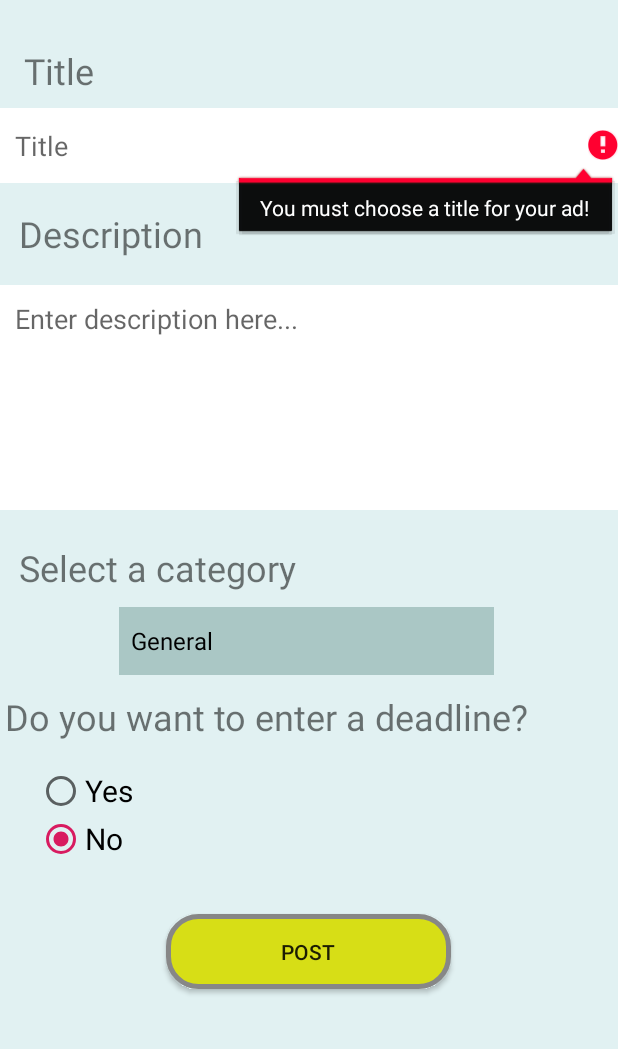
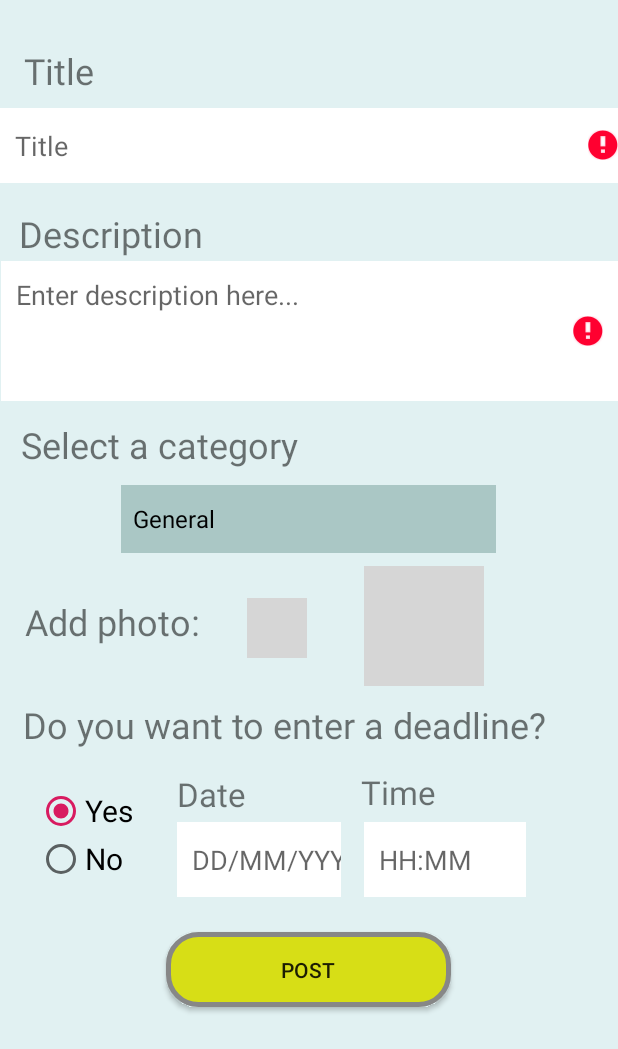
Before and after one commit to diegolimaf/toolsApp, an Android app: the postTool screen opened directly, with no data from a screen before it, after a tap on "POST", on a phone screen of 412 x 824 dp, the part 187-1236 px from its top. Run offline under Robolectric (Android 15) with nearby library versions, the phone set to English and light mode, and no system bars; Roboto replaces fonts that are not available here; 3 other taps on this screen came first; grey boxes are pictures that could not be loaded.

Commit message:
message screen.

```diff
--- a/app/src/main/AndroidManifest.xml
+++ b/app/src/main/AndroidManifest.xml
@@ -9,6 +9,7 @@
         android:roundIcon="@mipmap/ic_launcher_round"
         android:supportsRtl="true"
         android:theme="@style/AppTheme">
+        <activity android:name=".message"></activity>
         <activity android:name=".home" />
         <activity android:name=".postTool" />
         <activity android:name=".login" />
--- a/app/src/main/java/com/example/toolsapp/Tool.java
+++ b/app/src/main/java/com/example/toolsapp/Tool.java
@@ -8,6 +8,7 @@ public class Tool {
     private String category;
     private String date;
     private String time;
+    private String photo;
 
     public Tool(String title, String description, String category){
         this.title = title;
--- a/app/src/main/java/com/example/toolsapp/home.java
+++ b/app/src/main/java/com/example/toolsapp/home.java
@@ -18,16 +18,13 @@ public class home extends AppCompatActivity {
         Intent myIntent = new Intent(this, postTool.class);
         startActivity(myIntent);
     }
-    public void homePage(View myView){
-        Intent myIntent = new Intent(this, postTool.class);
-        startActivity(myIntent);
-    }
+
     public void myToolBox(View myView){
         Intent myIntent = new Intent(this, postTool.class);
         startActivity(myIntent);
     }
     public void messages(View myView){
-        Intent myIntent = new Intent(this, postTool.class);
+        Intent myIntent = new Intent(this, message.class);
         startActivity(myIntent);
     }
     public void profile(View myView){
--- a/app/src/main/java/com/example/toolsapp/login.java
+++ b/app/src/main/java/com/example/toolsapp/login.java
@@ -23,9 +23,9 @@ public class login extends AppCompatActivity
         EditText password = (EditText) findViewById(R.id.password2);
 
         if (TextUtils.isEmpty(username.getText()) || TextUtils.isEmpty(password.getText())){
-            if (TextUtils.isEmpty(username.getText()))
+            if(TextUtils.isEmpty(username.getText()))
                 username.setError("Please enter an username.");
-            else
+            if(TextUtils.isEmpty(username.getText()))
                 password.setError("Please enter a password.");
         }else{
             String newUsername = username.getText().toString();
--- a/app/src/main/java/com/example/toolsapp/postTool.java
+++ b/app/src/main/java/com/example/toolsapp/postTool.java
@@ -3,24 +3,31 @@ package com.example.toolsapp;
 import androidx.appcompat.app.AlertDialog;
 import androidx.appcompat.app.AppCompatActivity;
 
+import android.annotation.SuppressLint;
 import android.content.DialogInterface;
 import android.content.Intent;
+import android.graphics.Bitmap;
+import android.graphics.BitmapFactory;
 import android.os.Bundle;
 import android.text.TextUtils;
+import android.util.Base64;
 import android.view.View;
 import android.widget.ArrayAdapter;
 import android.widget.EditText;
+import android.widget.ImageView;
 import android.widget.RadioButton;
 import android.widget.RadioGroup;
 import android.widget.Spinner;
 import android.widget.TextView;
 
+import java.io.ByteArrayOutputStream;
 import java.util.Date;
 
 public class postTool extends AppCompatActivity {
 
     RadioGroup radioGroup;
 
+    @SuppressLint("WrongThread")
     @Override
     protected void onCreate(Bundle savedInstanceState) {
         super.onCreate(savedInstanceState);
@@ -31,6 +38,20 @@ public class postTool extends AppCompatActivity {
         dropdown.setAdapter(adapter);
 
         radioGroup = (RadioGroup) findViewById(R.id.radioGroup);
+
+        ImageView image = (ImageView)findViewById(R.id.previewImage);
+
+        //encode image to base64 string
+        ByteArrayOutputStream baos = new ByteArrayOutputStream();
+        Bitmap bitmap = BitmapFactory.decodeResource(getResources(),R.drawable.missingicon);
+        bitmap.compress(Bitmap.CompressFormat.JPEG, 100, baos);
+        byte[] imageBytes = baos.toByteArray();
+        String imageString = Base64.encodeToString(imageBytes, Base64.DEFAULT);
+
+        //decode base64 string to image
+        imageBytes = Base64.decode(imageString, Base64.DEFAULT);
+        Bitmap decodedImage = BitmapFactory.decodeByteArray(imageBytes, 0, imageBytes.length);
+        image.setImageBitmap(decodedImage);
     }
 
     public void post(View myView) {
@@ -45,7 +66,7 @@ public class postTool extends AppCompatActivity {
         if (TextUtils.isEmpty(title.getText()) || TextUtils.isEmpty(description.getText())) {
             if (TextUtils.isEmpty(title.getText()))
                 title.setError("You must choose a title for your ad!");
-            else if (TextUtils.isEmpty(description.getText()))
+            if (TextUtils.isEmpty(description.getText()))
                 description.setError("The description is mandatory!");
         } else {
             String newTitle = title.getText().toString();
@@ -58,7 +79,6 @@ public class postTool extends AppCompatActivity {
 
             AlertDialog.Builder alert = new AlertDialog.Builder(this);
             alert.setTitle("Tollshare");
-            alert.setMessage("Tool posted with success. \nWould you like to post another tool?");
             alert.setPositiveButton("Yes", new DialogInterface.OnClickListener() {
                 @Override
                 public void onClick(DialogInterface dialog, int which) {
@@ -75,15 +95,17 @@ public class postTool extends AppCompatActivity {
             if (checked && (TextUtils.isEmpty(time.getText()) || TextUtils.isEmpty(date.getText()))) {
                 if (TextUtils.isEmpty(date.getText()))
                     date.setError("Enter a date!");
-                else if (TextUtils.isEmpty(time.getText()))
+                if (TextUtils.isEmpty(time.getText()))
                     time.setError("Enter the time!");
             } else if (checked && !(TextUtils.isEmpty(time.getText()) || TextUtils.isEmpty(date.getText()))) {
                 String newDate = date.getText().toString();
                 String newTime = time.getText().toString();
                 Tool newTool = new Tool(newTitle, newDescription, category, newDate, newTime);
+                alert.setMessage("You have posted the tool: " + newTool.getTitle() + "\nWould you like to post another tool?");
                 alert.create().show();
             } else {
                 Tool newTool = new Tool(newTitle, newDescription, category);
+                alert.setMessage("You have posted the tool: " + newTool.getTitle() + "\nWould you like to post another tool?");
                 alert.create().show();
             }
         }
--- a/app/src/main/res/layout/activity_home.xml
+++ b/app/src/main/res/layout/activity_home.xml
@@ -22,18 +22,6 @@
         app:layout_constraintStart_toStartOf="parent"
         app:layout_constraintTop_toTopOf="parent"
         app:layout_constraintVertical_bias="0.003" />
-
-    <ImageButton
-        android:id="@+id/searchItem"
-        android:layout_width="50sp"
-        android:layout_height="50sp"
-        app:layout_constraintBottom_toBottomOf="parent"
-        app:layout_constraintEnd_toEndOf="parent"
-        app:layout_constraintHorizontal_bias="0.949"
-        app:layout_constraintStart_toStartOf="parent"
-        app:layout_constraintTop_toTopOf="parent"
-        app:layout_constraintVertical_bias="0.119"
-        app:srcCompat="@android:drawable/ic_menu_search" />
 
     <EditText
         android:id="@+id/search"
@@ -161,4 +149,16 @@
             app:srcCompat="@drawable/profileicon" />
     </androidx.constraintlayout.widget.ConstraintLayout>
 
+    <ImageButton
+        android:id="@+id/imageButton2"
+        android:layout_width="50sp"
+        android:layout_height="50sp"
+        app:layout_constraintBottom_toBottomOf="parent"
+        app:layout_constraintEnd_toEndOf="parent"
+        app:layout_constraintHorizontal_bias="0.955"
+        app:layout_constraintStart_toStartOf="parent"
+        app:layout_constraintTop_toTopOf="parent"
+        app:layout_constraintVertical_bias="0.117"
+        app:srcCompat="@drawable/searchicon" />
+
 </androidx.constraintlayout.widget.ConstraintLayout>
--- a/app/src/main/res/layout/activity_post_tool.xml
+++ b/app/src/main/res/layout/activity_post_tool.xml
@@ -21,32 +21,6 @@
         app:layout_constraintStart_toStartOf="parent"
         app:layout_constraintTop_toTopOf="parent"
         app:layout_constraintVertical_bias="0.005" />
-
-    <TextView
-        android:id="@+id/textDate"
-        android:layout_width="wrap_content"
-        android:layout_height="wrap_content"
-        android:text="Date"
-        android:textSize="22sp"
-        app:layout_constraintBottom_toBottomOf="parent"
-        app:layout_constraintEnd_toEndOf="parent"
-        app:layout_constraintHorizontal_bias="0.323"
-        app:layout_constraintStart_toStartOf="parent"
-        app:layout_constraintTop_toTopOf="parent"
-        app:layout_constraintVertical_bias="0.773" />
-
-    <TextView
-        android:id="@+id/textTime"
-        android:layout_width="wrap_content"
-        android:layout_height="wrap_content"
-        android:text="Time"
-        android:textSize="22sp"
-        app:layout_constraintBottom_toBottomOf="parent"
-        app:layout_constraintEnd_toEndOf="parent"
-        app:layout_constraintHorizontal_bias="0.663"
-        app:layout_constraintStart_toStartOf="parent"
-        app:layout_constraintTop_toTopOf="parent"
-        app:layout_constraintVertical_bias="0.772" />
 
     <TextView
         android:id="@+id/textView10"
@@ -75,19 +49,6 @@
         app:layout_constraintVertical_bias="0.283" />
 
     <TextView
-        android:id="@+id/textView8"
-        android:layout_width="wrap_content"
-        android:layout_height="wrap_content"
-        android:text="Select a category"
-        android:textSize="24sp"
-        app:layout_constraintBottom_toBottomOf="parent"
-        app:layout_constraintEnd_toEndOf="parent"
-        app:layout_constraintHorizontal_bias="0.055"
-        app:layout_constraintStart_toStartOf="parent"
-        app:layout_constraintTop_toTopOf="parent"
-        app:layout_constraintVertical_bias="0.586" />
-
-    <TextView
         android:id="@+id/textView9"
         android:layout_width="wrap_content"
         android:layout_height="wrap_content"
@@ -95,10 +56,127 @@
         android:textSize="24sp"
         app:layout_constraintBottom_toBottomOf="parent"
         app:layout_constraintEnd_toEndOf="parent"
-        app:layout_constraintHorizontal_bias="0.057"
+        app:layout_constraintHorizontal_bias="0.246"
         app:layout_constraintStart_toStartOf="parent"
         app:layout_constraintTop_toTopOf="parent"
-        app:layout_constraintVertical_bias="0.721" />
+        app:layout_constraintVertical_bias="0.728" />
+
+    <Button
+        android:id="@+id/post"
+        android:layout_width="wrap_content"
+        android:layout_height="wrap_content"
+        android:background="@drawable/button_background"
+        android:onClick="post"
+        android:text="Post"
+        app:layout_constraintBottom_toBottomOf="parent"
+        app:layout_constraintEnd_toEndOf="parent"
+        app:layout_constraintHorizontal_bias="0.497"
+        app:layout_constraintStart_toStartOf="parent"
+        app:layout_constraintTop_toTopOf="parent"
+        app:layout_constraintVertical_bias="0.961" />
+
+    <RadioGroup
+        android:id="@+id/radioGroup"
+        android:layout_width="71dp"
+        android:layout_height="73dp"
+        app:layout_constraintBottom_toBottomOf="parent"
+        app:layout_constraintEnd_toEndOf="parent"
+        app:layout_constraintHorizontal_bias="0.073"
+        app:layout_constraintStart_toStartOf="parent"
+        app:layout_constraintTop_toTopOf="parent"
+        app:layout_constraintVertical_bias="0.854">
+
+        <RadioButton
+            android:id="@+id/yes"
+            android:layout_width="wrap_content"
+            android:layout_height="wrap_content"
+            android:baselineAligned="false"
+            android:checked="true"
+            android:onClick="checkButton"
+            android:text="Yes"
+            android:textSize="20sp"
+            app:layout_constraintBottom_toBottomOf="parent"
+            app:layout_constraintEnd_toEndOf="parent"
+            app:layout_constraintHorizontal_bias="0.112"
+            app:layout_constraintStart_toStartOf="parent"
+            app:layout_constraintTop_toTopOf="parent"
+            app:layout_constraintVertical_bias="0.779" />
+
+        <RadioButton
+            android:id="@+id/no"
+            android:layout_width="wrap_content"
+            android:layout_height="wrap_content"
+            android:baselineAligned="false"
+            android:onClick="checkButton"
+            android:text="No"
+            android:textSize="20sp"
+            app:layout_constraintBottom_toBottomOf="parent"
+            app:layout_constraintEnd_toEndOf="parent"
+            app:layout_constraintHorizontal_bias="0.31"
+            app:layout_constraintStart_toStartOf="parent"
+            app:layout_constraintTop_toTopOf="parent"
+            app:layout_constraintVertical_bias="0.779" />
+    </RadioGroup>
+
+    <EditText
+        android:id="@+id/date"
+        android:layout_width="109dp"
+        android:layout_height="50dp"
+        android:background="#ffffff"
+        android:ems="10"
+        android:gravity="center_vertical"
+        android:hint="DD/MM/YYYY"
+        android:inputType="date"
+        android:paddingLeft="10dp"
+        app:layout_constraintBottom_toBottomOf="parent"
+        app:layout_constraintEnd_toEndOf="parent"
+        app:layout_constraintHorizontal_bias="0.39"
+        app:layout_constraintStart_toStartOf="parent"
+        app:layout_constraintTop_toTopOf="parent"
+        app:layout_constraintVertical_bias="0.859" />
+
+    <TextView
+        android:id="@+id/textTime"
+        android:layout_width="wrap_content"
+        android:layout_height="wrap_content"
+        android:text="Time"
+        android:textSize="22sp"
+        app:layout_constraintBottom_toBottomOf="parent"
+        app:layout_constraintEnd_toEndOf="parent"
+        app:layout_constraintHorizontal_bias="0.664"
+        app:layout_constraintStart_toStartOf="parent"
+        app:layout_constraintTop_toTopOf="parent"
+        app:layout_constraintVertical_bias="0.788" />
+
+    <TextView
+        android:id="@+id/textDate"
+        android:layout_width="wrap_content"
+        android:layout_height="wrap_content"
+        android:text="Date"
+        android:textSize="22sp"
+        app:layout_constraintBottom_toBottomOf="parent"
+        app:layout_constraintEnd_toEndOf="parent"
+        app:layout_constraintHorizontal_bias="0.323"
+        app:layout_constraintStart_toStartOf="parent"
+        app:layout_constraintTop_toTopOf="parent"
+        app:layout_constraintVertical_bias="0.79" />
+
+    <EditText
+        android:id="@+id/time"
+        android:layout_width="108dp"
+        android:layout_height="50dp"
+        android:background="#ffffff"
+        android:ems="10"
+        android:gravity="center_vertical"
+        android:hint="HH:MM"
+        android:inputType="time"
+        android:paddingLeft="10dp"
+        app:layout_constraintBottom_toBottomOf="parent"
+        app:layout_constraintEnd_toEndOf="parent"
+        app:layout_constraintHorizontal_bias="0.798"
+        app:layout_constraintStart_toStartOf="parent"
+        app:layout_constraintTop_toTopOf="parent"
+        app:layout_constraintVertical_bias="0.859" />
 
     <EditText
         android:id="@+id/title"
@@ -118,8 +196,8 @@
 
     <EditText
         android:id="@+id/description"
-        android:layout_width="0dp"
-        android:layout_height="150dp"
+        android:layout_width="411dp"
+        android:layout_height="93dp"
         android:background="#ffffff"
         android:ems="10"
         android:gravity="top|left"
@@ -131,10 +209,10 @@
         android:paddingBottom="10dp"
         app:layout_constraintBottom_toBottomOf="parent"
         app:layout_constraintEnd_toEndOf="parent"
-        app:layout_constraintHorizontal_bias="0.0"
+        app:layout_constraintHorizontal_bias="1.0"
         app:layout_constraintStart_toStartOf="parent"
         app:layout_constraintTop_toTopOf="parent"
-        app:layout_constraintVertical_bias="0.419" />
+        app:layout_constraintVertical_bias="0.36" />
 
     <Spinner
         android:id="@+id/category"
@@ -144,100 +222,60 @@
         android:fadeScrollbars="true"
         app:layout_constraintBottom_toBottomOf="parent"
         app:layout_constraintEnd_toEndOf="parent"
-        app:layout_constraintHorizontal_bias="0.491"
+        app:layout_constraintHorizontal_bias="0.496"
         app:layout_constraintStart_toStartOf="parent"
         app:layout_constraintTop_toTopOf="parent"
-        app:layout_constraintVertical_bias="0.655" />
+        app:layout_constraintVertical_bias="0.542" />
 
-    <RadioGroup
-        android:id="@+id/radioGroup"
-        android:layout_width="71dp"
-        android:layout_height="73dp"
+    <TextView
+        android:id="@+id/textView8"
+        android:layout_width="wrap_content"
+        android:layout_height="wrap_content"
+        android:text="Select a category"
+        android:textSize="24sp"
         app:layout_constraintBottom_toBottomOf="parent"
         app:layout_constraintEnd_toEndOf="parent"
-        app:layout_constraintHorizontal_bias="0.073"
+        app:layout_constraintHorizontal_bias="0.061"
         app:layout_constraintStart_toStartOf="parent"
         app:layout_constraintTop_toTopOf="parent"
-        app:layout_constraintVertical_bias="0.835">
+        app:layout_constraintVertical_bias="0.474" />
 
-        <RadioButton
-            android:id="@+id/yes"
-            android:layout_width="wrap_content"
-            android:layout_height="wrap_content"
-            android:baselineAligned="false"
-            android:onClick="checkButton"
-            android:text="Yes"
-            android:textSize="20sp"
-            app:layout_constraintBottom_toBottomOf="parent"
-            app:layout_constraintEnd_toEndOf="parent"
-            app:layout_constraintHorizontal_bias="0.112"
-            app:layout_constraintStart_toStartOf="parent"
-            app:layout_constraintTop_toTopOf="parent"
-            app:layout_constraintVertical_bias="0.779"
-            android:checked="true"/>
-
-        <RadioButton
-            android:id="@+id/no"
-            android:layout_width="wrap_content"
-            android:layout_height="wrap_content"
-            android:baselineAligned="false"
-            android:onClick="checkButton"
-            android:text="No"
-            android:textSize="20sp"
-            app:layout_constraintBottom_toBottomOf="parent"
-            app:layout_constraintEnd_toEndOf="parent"
-            app:layout_constraintHorizontal_bias="0.31"
-            app:layout_constraintStart_toStartOf="parent"
-            app:layout_constraintTop_toTopOf="parent"
-            app:layout_constraintVertical_bias="0.779" />
-    </RadioGroup>
-
-    <Button
-        android:id="@+id/post"
+    <TextView
+        android:id="@+id/textView5"
         android:layout_width="wrap_content"
         android:layout_height="wrap_content"
-        android:background="@drawable/button_background"
-        android:onClick="post"
-        android:text="Post"
+        android:text="Add photo:"
+        android:textSize="24sp"
         app:layout_constraintBottom_toBottomOf="parent"
         app:layout_constraintEnd_toEndOf="parent"
-        app:layout_constraintHorizontal_bias="0.498"
+        app:layout_constraintHorizontal_bias="0.056"
         app:layout_constraintStart_toStartOf="parent"
         app:layout_constraintTop_toTopOf="parent"
-        app:layout_constraintVertical_bias="0.944" />
+        app:layout_constraintVertical_bias="0.635" />
 
-    <EditText
-        android:id="@+id/date"
-        android:layout_width="109dp"
-        android:layout_height="50dp"
-        android:background="#ffffff"
-        android:ems="10"
-        android:gravity="center_vertical"
-        android:hint="DD/MM/YYYY"
-        android:inputType="date"
-        android:paddingLeft="10dp"
+    <ImageButton
+        android:id="@+id/camera"
+        android:layout_width="40sp"
+        android:layout_height="40sp"
+        android:background="#E1F1F2"
         app:layout_constraintBottom_toBottomOf="parent"
         app:layout_constraintEnd_toEndOf="parent"
-        app:layout_constraintHorizontal_bias="0.39"
+        app:layout_constraintHorizontal_bias="0.442"
         app:layout_constraintStart_toStartOf="parent"
         app:layout_constraintTop_toTopOf="parent"
-        app:layout_constraintVertical_bias="0.841" />
+        app:layout_constraintVertical_bias="0.642"
+        app:srcCompat="@drawable/cameraicon" />
 
-    <EditText
-        android:id="@+id/time"
-        android:layout_width="108dp"
-        android:layout_height="50dp"
-        android:background="#ffffff"
-        android:ems="10"
-        android:gravity="center_vertical"
-        android:hint="HH:MM"
-        android:inputType="time"
-        android:paddingLeft="10dp"
+    <ImageView
+        android:id="@+id/previewImage"
+        android:layout_width="80sp"
+        android:layout_height="90sp"
         app:layout_constraintBottom_toBottomOf="parent"
         app:layout_constraintEnd_toEndOf="parent"
-        app:layout_constraintHorizontal_bias="0.798"
+        app:layout_constraintHorizontal_bias="0.731"
         app:layout_constraintStart_toStartOf="parent"
         app:layout_constraintTop_toTopOf="parent"
-        app:layout_constraintVertical_bias="0.841" />
+        app:layout_constraintVertical_bias="0.65"
+        app:srcCompat="@drawable/missingicon" />
 
 </androidx.constraintlayout.widget.ConstraintLayout>
```
